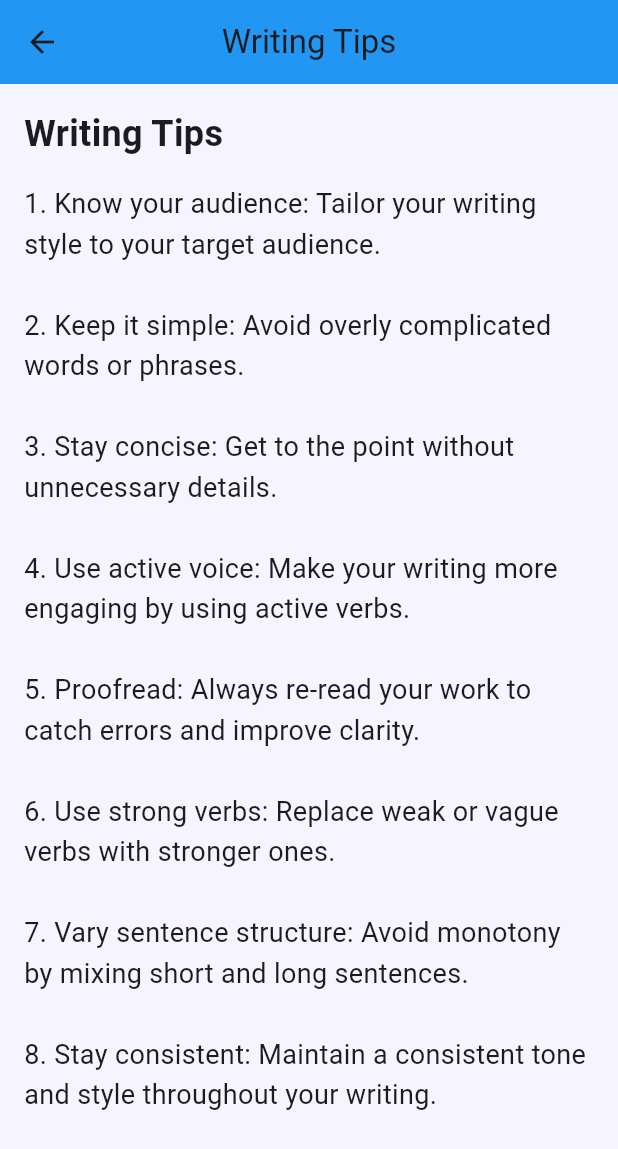
After one commit to IK-49/Scribe, a Flutter app: the screen it shows once a user with an empty profile is signed in, in the side drawer, after a tap on "Writing Tips", on a phone screen of 412 x 824 dp. The commit adds this screen. Shown: the top 1149 px of the screen. Run offline on Flutter 3.47's test engine with Material 3 defaults, Android fonts, the phone set to English and light mode, and no system bars; our stand-ins replace cloud_firestore, firebase_auth, firebase_core, share_plus; missing offline and left inert: flutter_quill; accounts and stored records are empty; network calls fail.

Commit message:
writing tips
e

```diff
--- a/lib/main_pages/main_page.dart
+++ b/lib/main_pages/main_page.dart
@@ -7,6 +7,7 @@ import 'profile.dart';
 import 'notifications.dart';
 import 'package:http/http.dart' as http;
 import 'dart:convert';
+import 'writing_tips.dart'; // <-- Add this import for the new page
 
 class MainScreen extends StatefulWidget {
   @override
@@ -108,7 +109,8 @@ class _MainScreenState extends State<MainScreen> {
           // Show/Hide Today's Prompt button (now in the bottom center)
           if (_selectedIndex == 0)
             Positioned(
-              bottom: MediaQuery.of(context).size.height * 0.03, // Move it up slightly from the bottom
+              bottom: MediaQuery.of(context).size.height *
+                  0.03, // Move it up slightly from the bottom
               left:
                   MediaQuery.of(context).size.width * 0.25, // Adjust alignment
               right: MediaQuery.of(context).size.width * 0.25,
@@ -265,6 +267,17 @@ class _MainScreenState extends State<MainScreen> {
                       Navigator.pop(context);
                     },
                   ),
+                  ListTile(
+                    leading: const Icon(Icons.edit),
+                    title: const Text('Writing Tips'),
+                    onTap: () {
+                      Navigator.push(
+                        context,
+                        MaterialPageRoute(
+                            builder: (context) => WritingTipsPage()),
+                      );
+                    },
+                  ),
                 ],
               ),
             ),
--- /dev/null
+++ b/lib/main_pages/writing_tips.dart
@@ -0,0 +1,45 @@
+import 'package:flutter/material.dart';
+
+class WritingTipsPage extends StatelessWidget {
+  const WritingTipsPage({Key? key}) : super(key: key);
+
+  @override
+  Widget build(BuildContext context) {
+    return Scaffold(
+      appBar: AppBar(
+        title: const Text('Writing Tips'),
+        backgroundColor: Colors.blue,
+        centerTitle: true,
+      ),
+      body: Padding(
+        padding: const EdgeInsets.all(16.0),
+        child: ListView(
+          children: const [
+            Text(
+              'Writing Tips',
+              style: TextStyle(
+                fontSize: 24,
+                fontWeight: FontWeight.bold,
+              ),
+            ),
+            SizedBox(height: 16),
+            Text(
+              '1. Know your audience: Tailor your writing style to your target audience.'
+              '\n\n2. Keep it simple: Avoid overly complicated words or phrases.'
+              '\n\n3. Stay concise: Get to the point without unnecessary details.'
+              '\n\n4. Use active voice: Make your writing more engaging by using active verbs.'
+              '\n\n5. Proofread: Always re-read your work to catch errors and improve clarity.'
+              '\n\n6. Use strong verbs: Replace weak or vague verbs with stronger ones.'
+              '\n\n7. Vary sentence structure: Avoid monotony by mixing short and long sentences.'
+              '\n\n8. Stay consistent: Maintain a consistent tone and style throughout your writing.',
+              style: TextStyle(
+                fontSize: 18,
+                height: 1.5,
+              ),
+            ),
+          ],
+        ),
+      ),
+    );
+  }
+}
```
